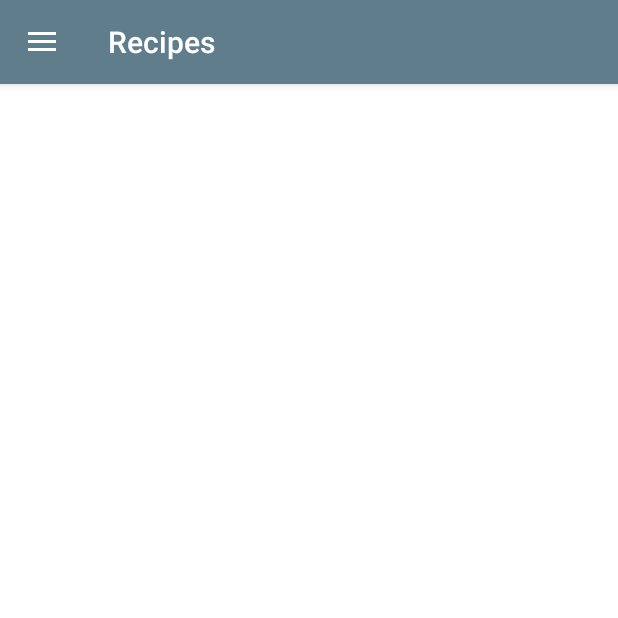
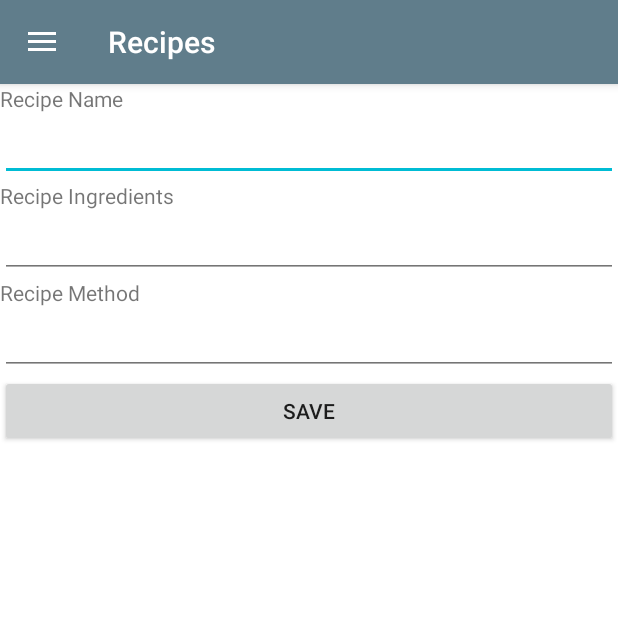
Before and after one commit to E-Nesbitt/YouCook, an Android app: the Recipes screen opened directly, with no data from a screen before it, on a phone screen of 412 x 824 dp, the top half of it. Run offline under Robolectric (Android 15) with nearby library versions, the phone set to English and light mode, and no system bars; our stand-ins replace Firebase (no records; nobody signed in at launch, a user with empty details on screens opened directly).

Commit message:
Setting up look for recipe activity

```diff
--- a/app/src/main/res/layout/activity_recipes.xml
+++ b/app/src/main/res/layout/activity_recipes.xml
@@ -11,7 +11,50 @@
     android:layout_width="match_parent"
     android:layout_height="match_parent">
 
+        <LinearLayout
+            android:layout_width="match_parent"
+            android:layout_height="match_parent"
+            android:orientation="vertical">
+
+            <TextView
+                android:id="@+id/recipeName"
+                android:layout_width="match_parent"
+                android:layout_height="wrap_content"
+                android:text="@string/recipe_name" />
+
+            <EditText
+                android:layout_width="match_parent"
+                android:layout_height="wrap_content" />
+
+            <TextView
+                android:id="@+id/recipeIngredients"
+                android:layout_width="match_parent"
+                android:layout_height="wrap_content"
+                android:text="@string/recipe_ingredients" />
+
+            <EditText
+                android:layout_width="match_parent"
+                android:layout_height="wrap_content" />
+
+            <TextView
+                android:id="@+id/recipeMethod"
+                android:layout_width="match_parent"
+                android:layout_height="wrap_content"
+                android:text="@string/recipe_method" />
+
+            <EditText
+                android:layout_width="match_parent"
+                android:layout_height="wrap_content" />
+
+            <Button
+                android:layout_width="match_parent"
+                android:layout_height="wrap_content"
+                android:text="@string/save"/>
+
+        </LinearLayout>
     </android.support.constraint.ConstraintLayout>
+
+
 
     <android.support.design.widget.NavigationView
         android:id="@+id/recipednav"
--- a/app/src/main/res/values/strings.xml
+++ b/app/src/main/res/values/strings.xml
@@ -1,6 +1,8 @@
 <resources>
     <string name="app_name">YouCook</string>
     <string name="dashboard">YouCook - Home</string>
+
+    <!--Login, Register Strings -->
     <string name="title_activity_login">Sign in</string>
     <string name="email_hint">Email</string>
     <string name="password_hint">Password</string>
@@ -10,25 +12,41 @@
     <string name="register">Register</string>
     <string name="already_registered">If Already Registered Click Here</string>
     <string name="not_registered">Not Registered? Click Here</string>
+    <string name="login_title">Login</string>
+    <string name="register_title">Register</string>
+
+    <!-- Search Activity Strings -->
+    <string name="search_menu">Search</string>
+    <string name="search_menu_desc">Search for a recipe by entering ingredients</string>
+
+    <!-- Shooping List Activity Strings -->
+    <string name="shopping_list_menu">Shopping List</string>
+    <string name="shopping_list_menu_desc">Create a shopping list of ingredients</string>
     <string name="action_add">Add</string>
     <string name="action_clear_all">Clear All Items</string>
-    <string name="login_title">Login</string>
-    <string name="register_title">Register</string>
-    <string name="search_menu">Search</string>
-    <string name="search_menu_desc">Search for a recipe by entering ingredients</string>
-    <string name="shopping_list_menu">Shopping List</string>
-    <string name="shopping_list_menu_desc">Create a shopping list of ingredients</string>
+
+    <!-- Recipe Activity Strings -->
     <string name="recipe_menu">Recipes</string>
     <string name="recipe_menu_desc">Create and Store your own recipes for later</string>
+    <string name="recipe_name">Recipe Name</string>
+    <string name="recipe_ingredients">Recipe Ingredients</string>
+    <string name="recipe_method">Recipe Method</string>
+    <string name="save">Save</string>
+
+    <!-- Timer Activity Strings -->
     <string name="timer_menu">Timer</string>
     <string name="timer_menu_desc">Set a timer so you don\'t burn the meal</string>
     <string name="time">0:00</string>
     <string name="time_start">Start</string>
     <string name="time_stop">Stop</string>
     <string name="time_input_button">Click Here to Enter Time</string>
+
+    <!-- Converter Activity Strings -->
     <string name="converter_menu">Converter</string>
     <string name="converter_menu_desc">Convert measures to suit your scales</string>
+
     <string name="open">Open</string>
     <string name="close">Close</string>
+
     <string name="server_client_id">957827283600-u6aj6uave6l868ut0q7p96fghdter28i.apps.googleusercontent.com</string>
 </resources>
```
